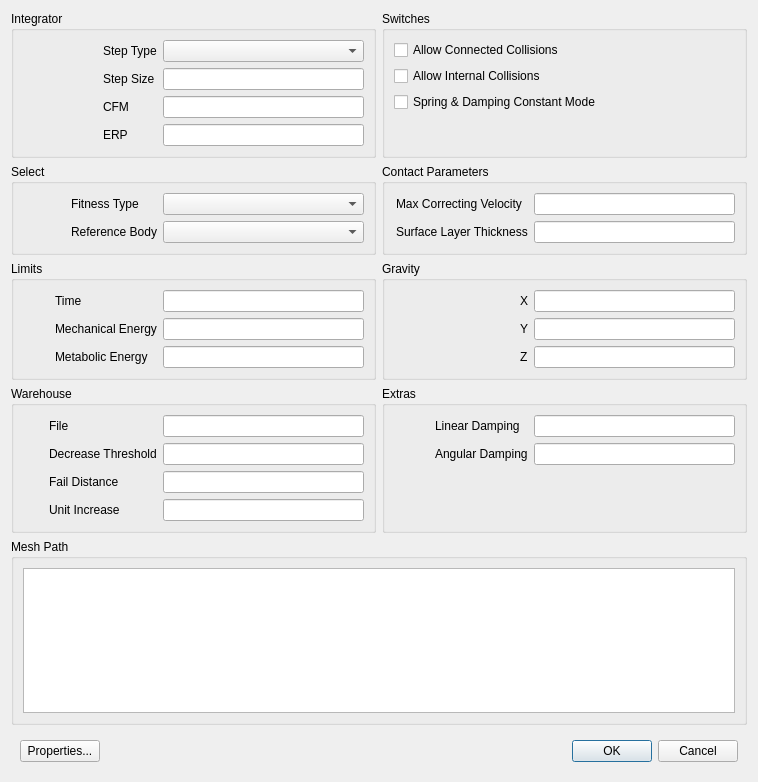
The window that distribution/GaitSymQt/DialogGlobal.ui (wol101/GaitSym2019) describes before a commit, drawn with Qt 5.
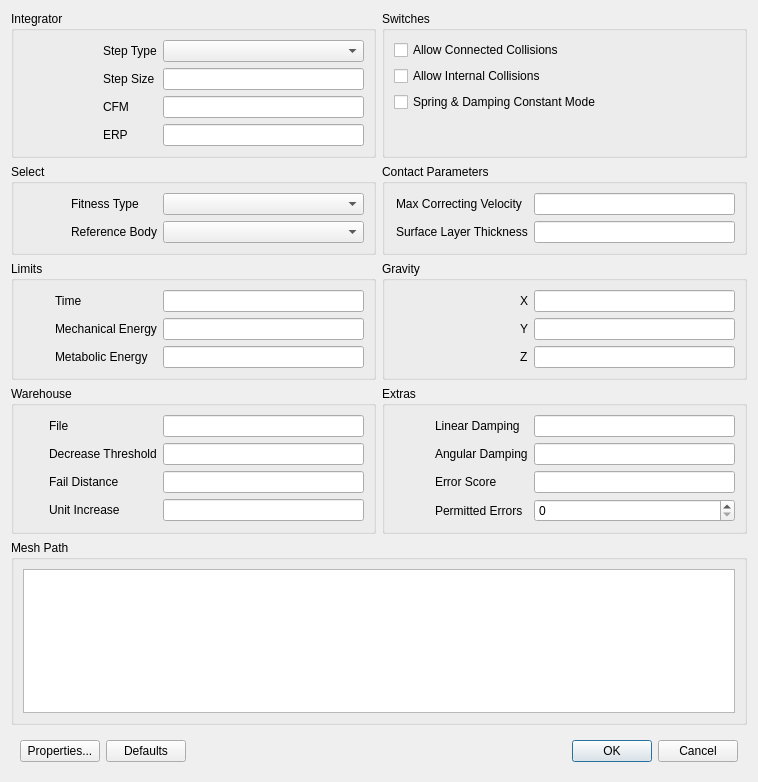
The same window after the commit. Custom widgets are drawn as their Qt base class.

```diff
--- a/distribution/GaitSymQt/DialogGlobal.ui
+++ b/distribution/GaitSymQt/DialogGlobal.ui
@@ -30,6 +30,13 @@
         </property>
        </widget>
       </item>
+      <item>
+       <widget class="QPushButton" name="pushButtonDefaults">
+        <property name="text">
+         <string>Defaults</string>
+        </property>
+       </widget>
+      </item>
       <item>
        <spacer name="horizontalSpacer">
         <property name="orientation">
@@ -109,11 +116,17 @@
        </widget>
       </item>
       <item row="3" column="0">
-       <widget class="QLabel" name="label_3">
-        <property name="text">
-         <string/>
+       <spacer name="verticalSpacer">
+        <property name="orientation">
+         <enum>Qt::Vertical</enum>
         </property>
-       </widget>
+        <property name="sizeHint" stdset="0">
+         <size>
+          <width>20</width>
+          <height>40</height>
+         </size>
+        </property>
+       </spacer>
       </item>
      </layout>
     </widget>
@@ -519,9 +532,33 @@
        </widget>
       </item>
       <item row="2" column="1">
+       <widget class="QLabel" name="label_3">
+        <property name="text">
+         <string>Error Score</string>
+        </property>
+       </widget>
+      </item>
+      <item row="2" column="2">
+       <widget class="LineEditDouble" name="lineEditNumericalErrorScore">
+        <property name="sizePolicy">
+         <sizepolicy hsizetype="Preferred" vsizetype="Fixed">
+          <horstretch>0</horstretch>
+          <verstretch>0</verstretch>
+         </sizepolicy>
+        </property>
+       </widget>
+      </item>
+      <item row="3" column="1">
        <widget class="QLabel" name="label_2">
         <property name="text">
-         <string/>
+         <string>Permitted Errors</string>
+        </property>
+       </widget>
+      </item>
+      <item row="3" column="2">
+       <widget class="QSpinBox" name="spinBoxPermittedErrorCount">
+        <property name="maximum">
+         <number>999999</number>
         </property>
        </widget>
       </item>
```
Left out of the diff: 99 changed lines with no effect on the pictures.
